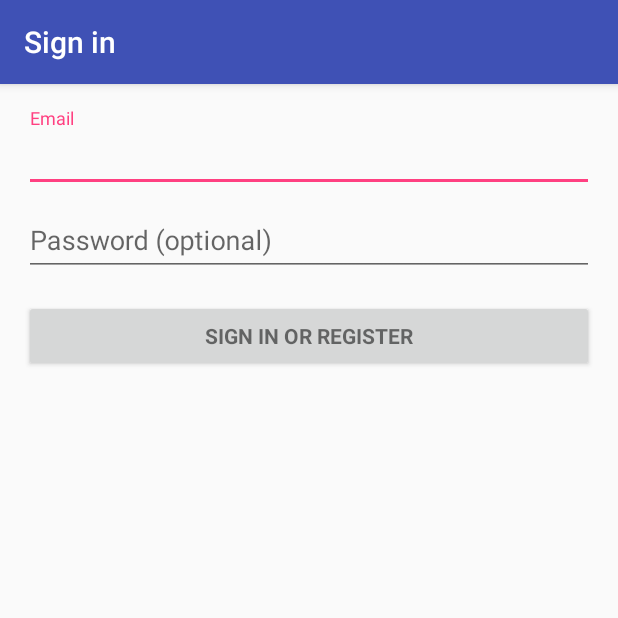
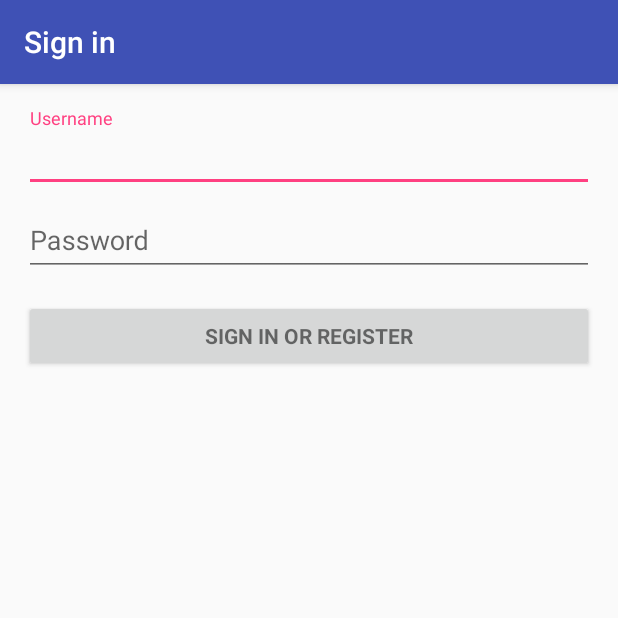
Before and after one commit to craz186/Wearable_Friend_Finder, an Android app: the screen it shows after launch (LoginActivity), on a phone screen of 412 x 824 dp, the top half of it. Run offline under Robolectric (Android 15) with nearby library versions, the phone set to English and light mode, and no system bars; libraries missing offline, so code that uses them is left out: cz.msebera.android; 2 statements that could not run were skipped.

Commit message:
Login registers user with GCM and sends HTTP requests to the server and creates an account or logs the user into their existing account

```diff
--- a/app/build.gradle
+++ b/app/build.gradle
@@ -1,4 +1,5 @@
 apply plugin: 'com.android.application'
+apply plugin: 'com.google.gms.google-services'
 
 android {
     compileSdkVersion 23
@@ -25,6 +26,7 @@ dependencies {
     testCompile 'junit:junit:4.12'
     compile 'com.android.support:appcompat-v7:23.0.1'
     compile 'com.android.support:design:23.0.1'
-    compile 'com.google.android.gms:play-services:8.1.0'
+    compile 'com.google.android.gms:play-services:8.3.0'
     compile group: 'cz.msebera.android' , name: 'httpclient', version: '4.4.1.1'
+
 }
--- a/app/src/main/java/com/gibbons/gpsselector/Constants.java
+++ b/app/src/main/java/com/gibbons/gpsselector/Constants.java
@@ -6,4 +6,6 @@ package com.gibbons.gpsselector;
 public class Constants {
 
     final public static String serverUrl = "http://192.168.43.244:8081";
+    final public static String APP_ID = "411343942857";
+    final public static String GCM = "GCM";
 }
--- a/app/src/main/java/com/gibbons/gpsselector/activities/FriendsActivity.java
+++ b/app/src/main/java/com/gibbons/gpsselector/activities/FriendsActivity.java
@@ -57,7 +57,7 @@ public class FriendsActivity extends ListActivity{
                 // do your background process
                 InputStream entity;
                 HttpClient client = HttpClientBuilder.create().build();
-                String url = Constants.serverUrl+"/api/user/friends/9b938710-2111-38f2-902f-9ed4357cd05c/";
+                String url = Constants.serverUrl+"/api/users/friends/9b938710-2111-38f2-902f-9ed4357cd05c/";
 
                 HttpGet request = new HttpGet(url);
                 HttpResponse response = null;
--- a/app/src/main/java/com/gibbons/gpsselector/activities/MainActivity.java
+++ b/app/src/main/java/com/gibbons/gpsselector/activities/MainActivity.java
@@ -1,6 +1,8 @@
 package com.gibbons.gpsselector.activities;
 
+import android.content.Context;
 import android.content.Intent;
+import android.content.SharedPreferences;
 import android.os.Bundle;
 import android.support.design.widget.FloatingActionButton;
 import android.support.design.widget.Snackbar;
@@ -33,6 +35,12 @@ public class MainActivity extends AppCompatActivity {
                 startFriends(v);
             }
         });
+        SharedPreferences preferences = getSharedPreferences("Accounts", Context.MODE_PRIVATE);
+        String uid = preferences.getString("account","");
+        if(uid.equals("")) {
+            Intent intent = new Intent(this, LoginActivity.class);
+            startActivity(intent);
+        }
     }
 
     public void startMaps(View view) {
--- a/app/src/main/res/layout/activity_login.xml
+++ b/app/src/main/res/layout/activity_login.xml
@@ -15,14 +15,14 @@
     <ScrollView android:id="@+id/login_form" android:layout_width="match_parent"
         android:layout_height="match_parent">
 
-        <LinearLayout android:id="@+id/email_login_form" android:layout_width="match_parent"
+        <LinearLayout android:id="@+id/username_login_form" android:layout_width="match_parent"
             android:layout_height="wrap_content" android:orientation="vertical">
 
             <android.support.design.widget.TextInputLayout android:layout_width="match_parent"
                 android:layout_height="wrap_content">
 
-                <AutoCompleteTextView android:id="@+id/email" android:layout_width="match_parent"
-                    android:layout_height="wrap_content" android:hint="@string/prompt_email"
+                <AutoCompleteTextView android:id="@+id/username" android:layout_width="match_parent"
+                    android:layout_height="wrap_content" android:hint="@string/prompt_username"
                     android:inputType="textEmailAddress" android:maxLines="1"
                     android:singleLine="true" />
 
@@ -40,7 +40,7 @@
 
             </android.support.design.widget.TextInputLayout>
 
-            <Button android:id="@+id/email_sign_in_button" style="?android:textAppearanceSmall"
+            <Button android:id="@+id/username_sign_in_button" style="?android:textAppearanceSmall"
                 android:layout_width="match_parent" android:layout_height="wrap_content"
                 android:layout_marginTop="16dp" android:text="@string/action_sign_in"
                 android:textStyle="bold" />
--- a/app/src/main/res/values/strings.xml
+++ b/app/src/main/res/values/strings.xml
@@ -96,12 +96,13 @@
     <string name="title_activity_login">Sign in</string>
 
     <!-- Strings related to login -->
-    <string name="prompt_email">Email</string>
-    <string name="prompt_password">Password (optional)</string>
+    <string name="prompt_username">Username</string>
+    <string name="prompt_password">Password</string>
     <string name="action_sign_in">Sign in or register</string>
     <string name="action_sign_in_short">Sign in</string>
-    <string name="error_invalid_email">This email address is invalid</string>
+    <string name="error_invalid_username">This email address is invalid</string>
     <string name="error_invalid_password">This password is too short</string>
+    <string name="user_already_exists">This user already exists</string>
     <string name="error_incorrect_password">This password is incorrect</string>
     <string name="error_field_required">This field is required</string>
     <string name="permission_rationale">"Contacts permissions are needed for providing email
```
Also changed, not shown: app/src/main/AndroidManifest.xml (+11 -5 lines), app/src/main/java/com/gibbons/gpsselector/activities/LoginActivity.java (+79 -33 lines), app/src/main/java/com/gibbons/gpsselector/gcm/InstanceIDService.java (added, +18 -0 lines), 3 other files.
